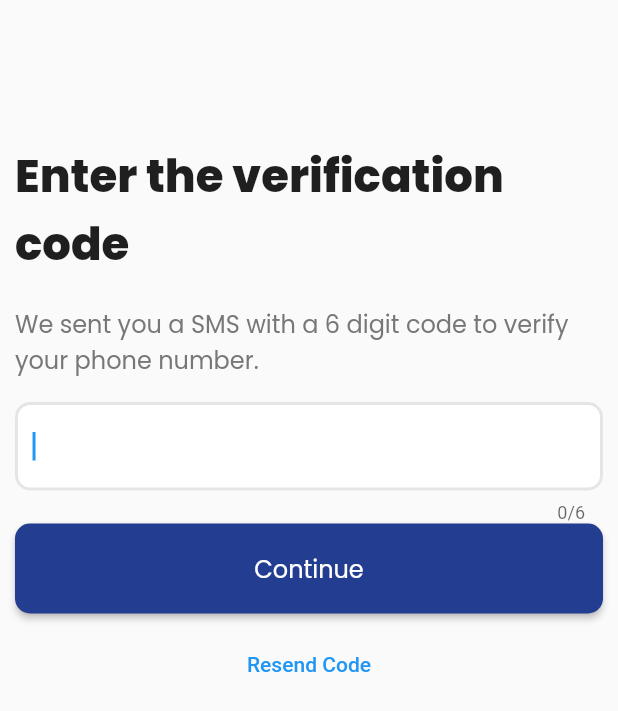
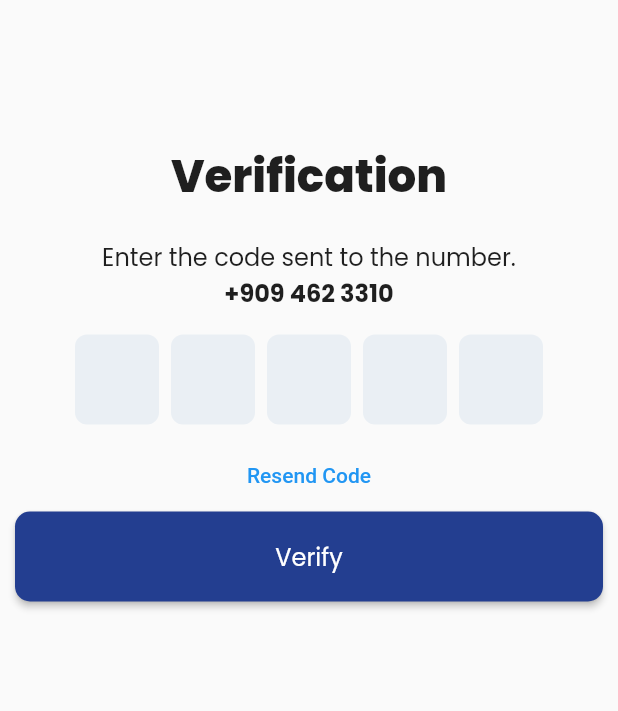
Before and after one commit to kvn-calvn/alvys_companion_app_test, a Flutter app: the PhoneNumberVerificationPage screen opened directly, on a phone screen of 412 x 824 dp. Shown: the top 711 px of the screen. Run offline on Flutter 3.47's test engine with Material 2 defaults, Android fonts, the phone set to English and light mode, and no system bars; drawn by our look-alikes of pinput, reactive_forms; our stand-ins replace dio, flutter_riverpod, flutter_secure_storage, flutter_spinkit, freezed_annotation, go_router and 5 more; missing offline and left inert: pdf_viewer_plugin, simple_speed_dial; accounts and stored records are empty; generated files the repository leaves out were written again.

Commit message:
add otp ui

```diff
--- a/lib/src/features/authentication/presentation/sign_in_phonenumber/sign_in_page.dart
+++ b/lib/src/features/authentication/presentation/sign_in_phonenumber/sign_in_page.dart
@@ -43,13 +43,13 @@ class _SignInPageState extends State<SignInPage> with InputValidationMixin {
             child: Column(
               mainAxisSize: MainAxisSize.max,
               mainAxisAlignment: MainAxisAlignment.start,
-              crossAxisAlignment: CrossAxisAlignment.start,
+              crossAxisAlignment: CrossAxisAlignment.center,
               children: [
                 const SizedBox(
                   height: 95,
                 ),
                 Text('Enter your 10 digit phone number',
-                    textAlign: TextAlign.start,
+                    textAlign: TextAlign.center,
                     style: getExtraBoldStyle(
                         color: ColorManager.darkgrey, fontSize: 30)),
                 const SizedBox(
@@ -57,7 +57,7 @@ class _SignInPageState extends State<SignInPage> with InputValidationMixin {
                 ),
                 Text(
                     'A text message with a verification code will be sent to the number.',
-                    textAlign: TextAlign.start,
+                    textAlign: TextAlign.center,
                     style: getRegularStyle(color: ColorManager.lightgrey)),
                 const SizedBox(
                   height: 16,
--- a/lib/src/features/authentication/presentation/verify_phonenumber/phone_verification_page.dart
+++ b/lib/src/features/authentication/presentation/verify_phonenumber/phone_verification_page.dart
@@ -5,6 +5,7 @@ import 'package:alvys3/src/features/authentication/domain/models/verified/verifi
 import 'package:alvys3/src/routing/routes.dart';
 import 'package:flutter/material.dart';
 import 'package:flutter_riverpod/flutter_riverpod.dart';
+import 'package:pinput/pinput.dart';
 import 'package:reactive_forms/reactive_forms.dart';
 import 'package:rflutter_alert/rflutter_alert.dart';
 
@@ -23,21 +24,44 @@ class _PhoneNumberVerificationPageState
     extends State<PhoneNumberVerificationPage> {
   final scaffoldKey = GlobalKey<ScaffoldState>();
 
+  final pinController = TextEditingController();
+  final focusNode = FocusNode();
+  final formKey = GlobalKey<FormState>();
+
   @override
-  void initState() {
-    super.initState();
+  void dispose() {
+    pinController.dispose();
+    focusNode.dispose();
+    super.dispose();
   }
-
+/*
   final form = FormGroup({
     'verify': FormControl(validators: [
       Validators.required,
       Validators.number,
       Validators.minLength(6)
     ])
-  });
+  });*/
+
+  bool showError = false;
 
   @override
   Widget build(BuildContext context) {
+    const length = 5;
+    const borderColor = Color.fromRGBO(114, 178, 238, 1);
+    const errorColor = Color.fromRGBO(255, 234, 238, 1);
+    const fillColor = Color.fromRGBO(222, 231, 240, .57);
+    final defaultPinTheme = PinTheme(
+      width: 56,
+      height: 60,
+      textStyle: getMediumStyle(color: ColorManager.primary, fontSize: 22),
+      decoration: BoxDecoration(
+        color: fillColor,
+        borderRadius: BorderRadius.circular(8),
+        border: Border.all(color: Colors.transparent),
+      ),
+    );
+
     return Scaffold(
       key: scaffoldKey,
       //backgroundColor:
@@ -46,29 +70,74 @@ class _PhoneNumberVerificationPageState
           onTap: () => FocusScope.of(context).unfocus(),
           child: Padding(
             padding: const EdgeInsetsDirectional.fromSTEB(10, 0, 10, 0),
+            child: Form(
+              key: formKey,
               child: Column(
                 mainAxisSize: MainAxisSize.max,
                 mainAxisAlignment: MainAxisAlignment.start,
-              crossAxisAlignment: CrossAxisAlignment.start,
+                crossAxisAlignment: CrossAxisAlignment.center,
                 children: [
                   const SizedBox(
                     height: 95,
                   ),
-                Text('Enter the verification code',
-                    textAlign: TextAlign.start,
+                  Text('Verification',
+                      textAlign: TextAlign.center,
                       style: getExtraBoldStyle(
                           color: ColorManager.darkgrey, fontSize: 30)),
                   const SizedBox(
                     height: 19,
                   ),
-                Text(
-                    'We sent you a SMS with a 6 digit code to verify your phone number.',
-                    textAlign: TextAlign.start,
-                    style: getRegularStyle(color: ColorManager.lightgrey)),
+                  Text('Enter the code sent to the number.',
+                      textAlign: TextAlign.center,
+                      style: getRegularStyle(color: ColorManager.darkgrey)),
+                  Text('+909 462 3310',
+                      textAlign: TextAlign.center,
+                      style: getBoldStyle(color: ColorManager.darkgrey)),
                   const SizedBox(
                     height: 16,
                   ),
-                Consumer(
+                  Pinput(
+                    length: length,
+                    controller: pinController,
+                    focusNode: focusNode,
+                    defaultPinTheme: defaultPinTheme,
+                    onCompleted: (pin) {
+                      setState(() => showError = pin != '5555');
+                    },
+                    focusedPinTheme: defaultPinTheme.copyWith(
+                      decoration: defaultPinTheme.decoration!.copyWith(
+                        border: Border.all(color: borderColor),
+                      ),
+                    ),
+                    errorPinTheme: defaultPinTheme.copyWith(
+                      decoration: BoxDecoration(
+                        color: errorColor,
+                        borderRadius: BorderRadius.circular(8),
+                      ),
+                    ),
+                  ),
+                  const SizedBox(
+                    height: 10,
+                  ),
+                  SizedBox(
+                    width: double.infinity,
+                    child: TextButton(
+                      onPressed: () {},
+                      child: const Text(
+                        'Resend Code',
+                        style: TextStyle(color: Colors.blue),
+                      ),
+                    ),
+                  ),
+                  ButtonStyle1(
+                      isDisable: false,
+                      onPressAction: () {
+                        formKey.currentState!.validate();
+                      },
+                      title: "Verify",
+                      isLoading: false),
+
+                  /*Consumer(
                   builder: ((context, ref, _) {
                     final state = ref.watch(verificationPageController);
                     final isloading = state is AsyncLoading;
@@ -154,20 +223,9 @@ class _PhoneNumberVerificationPageState
                     );
                   }),
                 ),
-                const SizedBox(
-                  height: 10,
+                */
+                ],
               ),
-                SizedBox(
-                  width: double.infinity,
-                  child: TextButton(
-                    onPressed: () {},
-                    child: const Text(
-                      'Resend Code',
-                      style: TextStyle(color: Colors.blue),
-                    ),
-                  ),
-                ),
-              ],
             ),
           ),
         ),
--- a/lib/src/routing/app_router.dart
+++ b/lib/src/routing/app_router.dart
@@ -2,6 +2,7 @@
 
 import 'package:alvys3/src/common_widgets/main_bottom_nav.dart';
 import 'package:alvys3/src/features/authentication/presentation/sign_in_phonenumber/sign_in_page.dart';
+import 'package:alvys3/src/features/authentication/presentation/verify_phonenumber/phone_verification_page.dart';
 import 'package:alvys3/src/features/documents/presentation/pdf_viewer.dart';
 import 'package:alvys3/src/features/documents/presentation/trip_docs_page.dart';
 import 'package:alvys3/src/features/echeck/presentation/echeck_page.dart';
@@ -36,6 +37,13 @@ final routerProvider = Provider(
             path: '/signin',
             builder: (context, state) {
               return const SignInPage();
+            },
+          ),
+          GoRoute(
+            name: 'verify',
+            path: '/verify',
+            builder: (context, state) {
+              return const PhoneNumberVerificationPage();
             },
           ),
           ShellRoute(
--- a/lib/src/routing/landing.dart
+++ b/lib/src/routing/landing.dart
@@ -22,19 +22,12 @@ class _LandingState extends State<Landing> {
     const storage = FlutterSecureStorage();
 
     var token = await storage.read(key: 'appToken');
-    if (token == null) {
+    if (token != null) {
       if (!mounted) return;
       context.go('/trips');
-
-      /* Navigator.pushNamedAndRemoveUntil(context, Routes.tripPageRoute,
-          ModalRoute.withName(Routes.tripPageRoute));*/
-      //debugPrint("Home");
     } else {
       if (!mounted) return;
-      context.go('/signin');
-      /*Navigator.pushNamedAndRemoveUntil(
-          context, Routes.signInRoute, ModalRoute.withName(Routes.signInRoute));*/
-      //debugPrint("SignIn");
+      context.go('/verify');
     }
   }
 
--- a/pubspec.yaml
+++ b/pubspec.yaml
@@ -31,7 +31,7 @@ dependencies:
   intl: ^0.17.0
   flutter_spinkit: ^5.1.0
   go_router: ^5.0.5
-
+  pinput: ^2.2.16
   thumbnailer: ^2.0.2
   file_previewer: ^0.0.5
   auto_size_text: ^3.0.0
```
Also changed, not shown: pubspec.lock. Lines whose indentation alone changed are shown as unchanged.
